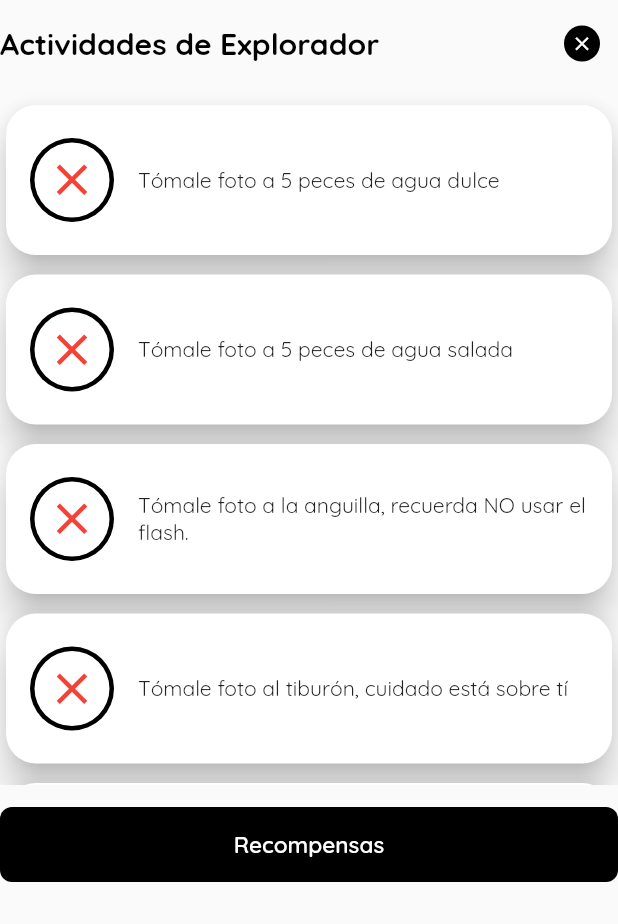
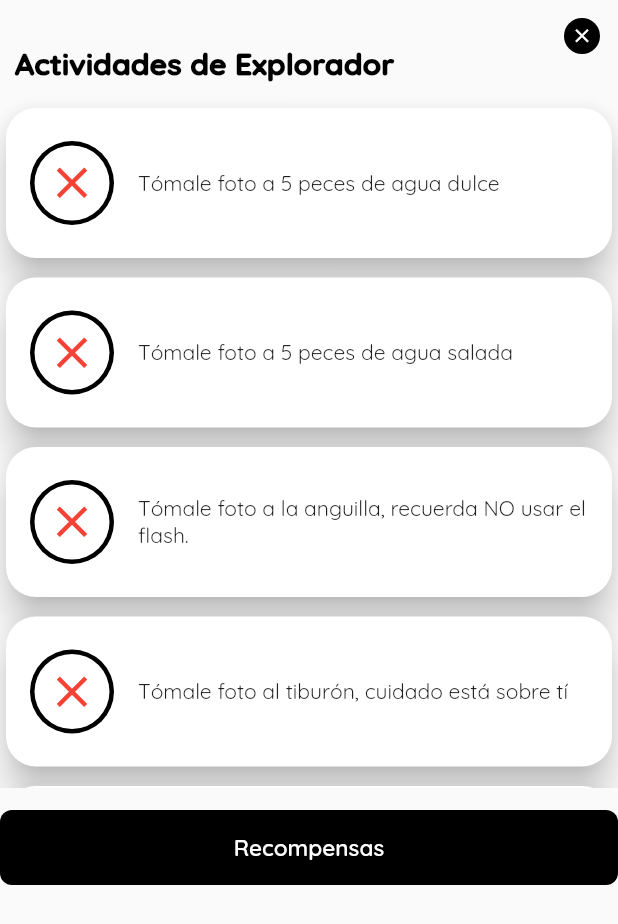
Before and after one commit to Christgrant98/ai-fish-aquarium, a Flutter app: the ExplorerView screen opened by its route, on a phone screen of 412 x 824 dp. Shown: the top 924 px of the screen. Run offline on Flutter 3.47's test engine with Material 2 defaults, Android fonts, the phone set to English and light mode, and no system bars; our stand-ins replace blurrycontainer, camera, carousel_slider, go_router, google_fonts, google_nav_bar and 3 more; missing offline and left inert: google_mlkit_image_labeling, langchain, langchain_openai; accounts and stored records are empty.

Commit message:
bttnxMark located more higher

```diff
--- a/lib/src/subViews/explorer_view.dart
+++ b/lib/src/subViews/explorer_view.dart
@@ -1,5 +1,4 @@
 import 'package:flutter/material.dart';
-import 'package:go_router/go_router.dart';
 import 'package:login_flutter/src/database/database_helper.dart';
 import 'package:login_flutter/src/models/explorer_activity_model.dart';
 import 'package:login_flutter/src/subViews/recompensas_view.dart';
@@ -31,20 +30,20 @@ class _ExplorerViewState extends State<ExplorerView> {
 
   Widget _buildViewsByStep() {
     if (step == StepView.initial) {
-      return Column(
+      return Stack(
         children: [
-          const SizedBox(height: 5),
-          const Row(
-            mainAxisAlignment: MainAxisAlignment.spaceBetween,
+          Column(
+            crossAxisAlignment: CrossAxisAlignment.start,
             children: [
-              TextView(
+              const SizedBox(height: 30),
+              const Padding(
+                padding: EdgeInsets.only(left: 10),
+                child: TextView(
                   text: "Actividades de Explorador",
                   color: Colors.black,
-                fontWeight: FontWeight.bold,
+                  fontWeight: FontWeight.w900,
                   fontSize: 20,
                 ),
-              ButtonXmark()
-            ],
               ),
               FutureBuilder(
                 future: _getActivities(),
@@ -69,6 +68,13 @@ class _ExplorerViewState extends State<ExplorerView> {
                 },
                 text: "Recompensas",
               ),
+            ],
+          ),
+          const Positioned(
+            top: 0,
+            right: 0,
+            child: ButtonXmark(),
+          )
         ],
       );
     } else {
```
Lines whose indentation alone changed are shown as unchanged.
